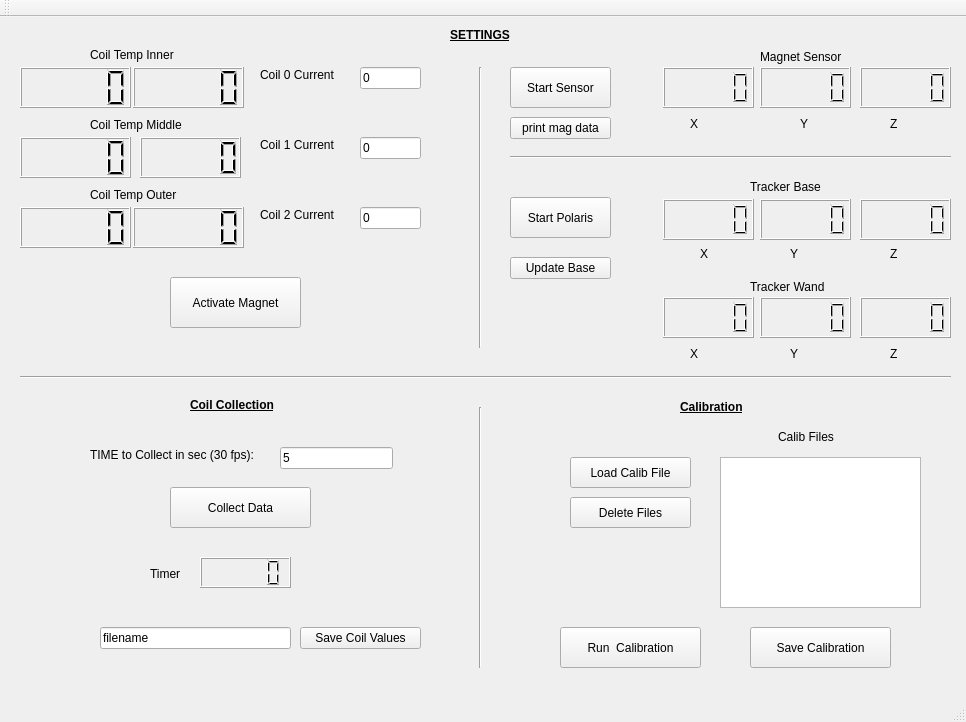
First picture: the form in mainwindow.ui, repository dusevitch/collect_data_calibrate_magnet, before the edit.
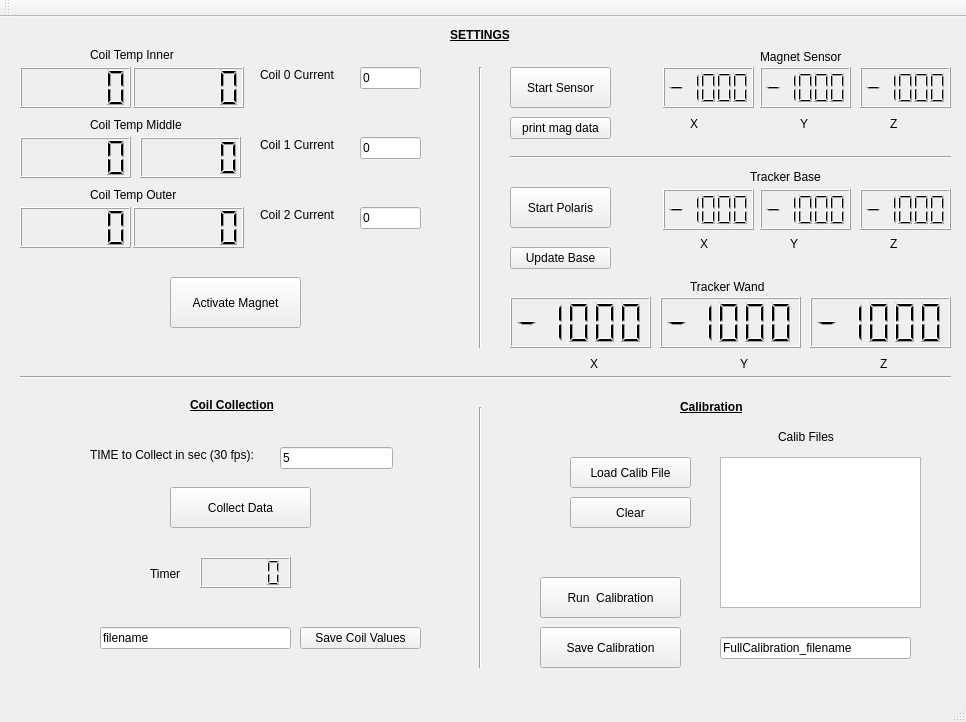
Second picture: the form after the edit.

What changed in the file:
```diff
--- a/mainwindow.ui
+++ b/mainwindow.ui
@@ -23,6 +23,9 @@
       <height>41</height>
      </rect>
     </property>
+    <property name="value" stdset="0">
+     <double>-1000.000000000000000</double>
+    </property>
    </widget>
    <widget class="QLCDNumber" name="mag_sense_y">
     <property name="geometry">
@@ -33,6 +36,9 @@
       <height>41</height>
      </rect>
     </property>
+    <property name="value" stdset="0">
+     <double>-1000.000000000000000</double>
+    </property>
    </widget>
    <widget class="QLCDNumber" name="mag_sense_z">
     <property name="geometry">
@@ -43,6 +49,9 @@
       <height>41</height>
      </rect>
     </property>
+    <property name="value" stdset="0">
+     <double>-1000.000000000000000</double>
+    </property>
    </widget>
    <widget class="QLabel" name="label">
     <property name="geometry">
@@ -194,27 +203,33 @@
     <property name="geometry">
      <rect>
       <x>760</x>
-      <y>182</y>
+      <y>172</y>
       <width>91</width>
       <height>41</height>
      </rect>
     </property>
+    <property name="value" stdset="0">
+     <double>-1000.000000000000000</double>
+    </property>
    </widget>
    <widget class="QLCDNumber" name="tracker_base_x">
     <property name="geometry">
      <rect>
       <x>663</x>
-      <y>182</y>
+      <y>172</y>
       <width>91</width>
       <height>41</height>
      </rect>
     </property>
+    <property name="value" stdset="0">
+     <double>-1000.000000000000000</double>
+    </property>
    </widget>
    <widget class="QLabel" name="label_8">
     <property name="geometry">
      <rect>
       <x>750</x>
-      <y>160</y>
+      <y>150</y>
       <width>111</width>
       <height>20</height>
      </rect>
@@ -227,17 +242,20 @@
     <property name="geometry">
      <rect>
       <x>860</x>
-      <y>182</y>
+      <y>172</y>
       <width>91</width>
       <height>41</height>
      </rect>
     </property>
+    <property name="value" stdset="0">
+     <double>-1000.000000000000000</double>
+    </property>
    </widget>
    <widget class="QLabel" name="label_9">
     <property name="geometry">
      <rect>
       <x>790</x>
-      <y>230</y>
+      <y>220</y>
       <width>59</width>
       <height>14</height>
      </rect>
@@ -250,7 +268,7 @@
     <property name="geometry">
      <rect>
       <x>890</x>
-      <y>230</y>
+      <y>220</y>
       <width>59</width>
       <height>14</height>
      </rect>
@@ -263,7 +281,7 @@
     <property name="geometry">
      <rect>
       <x>700</x>
-      <y>230</y>
+      <y>220</y>
       <width>59</width>
       <height>14</height>
      </rect>
@@ -275,7 +293,7 @@
    <widget class="QLabel" name="label_12">
     <property name="geometry">
      <rect>
-      <x>750</x>
+      <x>690</x>
       <y>260</y>
       <width>111</width>
       <height>20</height>
@@ -288,8 +306,8 @@
    <widget class="QLabel" name="label_13">
     <property name="geometry">
      <rect>
-      <x>890</x>
-      <y>330</y>
+      <x>880</x>
+      <y>340</y>
       <width>59</width>
       <height>14</height>
      </rect>
@@ -301,8 +319,8 @@
    <widget class="QLabel" name="label_14">
     <property name="geometry">
      <rect>
-      <x>690</x>
-      <y>330</y>
+      <x>590</x>
+      <y>340</y>
       <width>59</width>
       <height>14</height>
      </rect>
@@ -314,8 +332,8 @@
    <widget class="QLabel" name="label_15">
     <property name="geometry">
      <rect>
-      <x>790</x>
-      <y>330</y>
+      <x>740</x>
+      <y>340</y>
       <width>59</width>
       <height>14</height>
      </rect>
@@ -327,38 +345,65 @@
    <widget class="QLCDNumber" name="tracker_wand_y">
     <property name="geometry">
      <rect>
-      <x>760</x>
+      <x>660</x>
       <y>280</y>
-      <width>91</width>
-      <height>41</height>
+      <width>141</width>
+      <height>51</height>
      </rect>
     </property>
+    <property name="smallDecimalPoint">
+     <bool>true</bool>
+    </property>
+    <property name="digitCount">
+     <number>5</number>
+    </property>
+    <property name="value" stdset="0">
+     <double>-1000.000000000000000</double>
+    </property>
    </widget>
    <widget class="QLCDNumber" name="tracker_wand_x">
     <property name="geometry">
      <rect>
-      <x>663</x>
+      <x>510</x>
       <y>280</y>
-      <width>91</width>
-      <height>41</height>
+      <width>141</width>
+      <height>51</height>
      </rect>
     </property>
+    <property name="smallDecimalPoint">
+     <bool>true</bool>
+    </property>
+    <property name="digitCount">
+     <number>5</number>
+    </property>
+    <property name="value" stdset="0">
+     <double>-1000.000000000000000</double>
+    </property>
    </widget>
    <widget class="QLCDNumber" name="tracker_wand_z">
     <property name="geometry">
      <rect>
-      <x>860</x>
+      <x>810</x>
       <y>280</y>
-      <width>91</width>
-      <height>41</height>
+      <width>141</width>
+      <height>51</height>
      </rect>
     </property>
+    <property name="smallDecimalPoint">
+     <bool>true</bool>
+    </property>
+    <property name="digitCount">
+     <number>5</number>
+    </property>
+    <property name="value" stdset="0">
+     <double>-1000.000000000000000</double>
+    </property>
    </widget>
    <widget class="QPushButton" name="start_polaris">
     <property name="geometry">
      <rect>
       <x>510</x>
-      <y>180</y>
+      <y>170</y>
       <width>101</width>
       <height>41</height>
      </rect>
@@ -392,8 +437,8 @@
    <widget class="QPushButton" name="run_calib">
     <property name="geometry">
      <rect>
-      <x>560</x>
-      <y>610</y>
+      <x>540</x>
+      <y>560</y>
       <width>141</width>
       <height>41</height>
      </rect>
@@ -408,7 +453,7 @@
    <widget class="QPushButton" name="save_calib">
     <property name="geometry">
      <rect>
-      <x>750</x>
+      <x>540</x>
       <y>610</y>
       <width>141</width>
       <height>41</height>
@@ -698,7 +743,7 @@
     <property name="geometry">
      <rect>
       <x>510</x>
-      <y>240</y>
+      <y>230</y>
       <width>101</width>
       <height>22</height>
      </rect>
@@ -769,7 +814,7 @@
      </rect>
     </property>
     <property name="text">
-     <string>Delete Files</string>
+     <string>Clear</string>
     </property>
    </widget>
    <widget class="QLineEdit" name="filename_calib">
@@ -798,6 +843,19 @@
      </rect>
     </property>
    </widget>
+   <widget class="QLineEdit" name="lineEdit">
+    <property name="geometry">
+     <rect>
+      <x>720</x>
+      <y>620</y>
+      <width>191</width>
+      <height>22</height>
+     </rect>
+    </property>
+    <property name="text">
+     <string>FullCalibration_filename</string>
+    </property>
+   </widget>
   </widget>
   <widget class="QMenuBar" name="menuBar">
    <property name="geometry">
```
